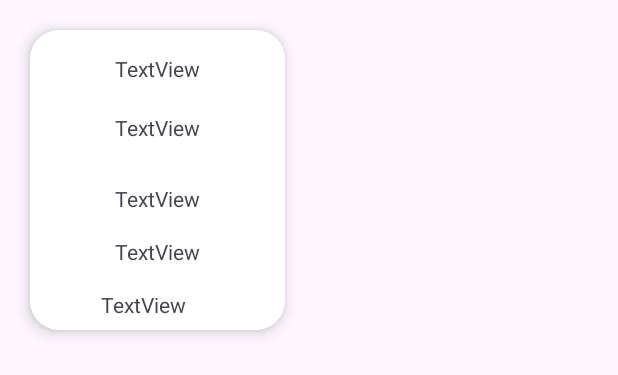
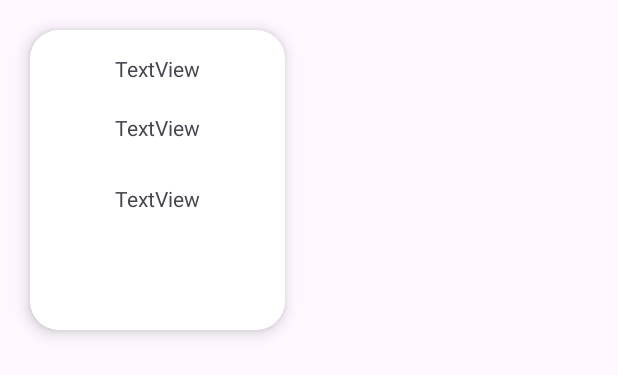
Before and after one commit to David8060/AndroidLesson, an Android app: the layout cat.xml on its own in the app's theme, with its tools: preview values and no code run, on a phone screen of 412 x 824 dp. Shown: the top 375 px of the screen. Run offline under Robolectric (Android 15) with nearby library versions, the phone set to English and light mode, and no system bars.

Commit message:
Changes in project

```diff
--- a/app/src/main/AndroidManifest.xml
+++ b/app/src/main/AndroidManifest.xml
@@ -3,7 +3,7 @@
     xmlns:tools="http://schemas.android.com/tools">
     <uses-permission android:name="android.permission.INTERNET" />
     <application
-        android:name=".di.MyApplication"
+        android:name=".MyApplication"
         android:allowBackup="true"
         android:dataExtractionRules="@xml/data_extraction_rules"
         android:fullBackupContent="@xml/backup_rules"
--- a/app/src/main/java/com/example/mvvmroom/di/MyApplication.kt
+++ b/app/src/main/java/com/example/mvvmroom/MyApplication.kt
@@ -1,6 +1,7 @@
-package com.example.mvvmroom.di
+package com.example.mvvmroom
 
 import android.app.Application
+import com.example.mvvmroom.di.appModule
 import org.koin.android.ext.koin.androidContext
 import org.koin.core.context.startKoin
 
--- a/app/src/main/java/com/example/mvvmroom/di/AppModule.kt
+++ b/app/src/main/java/com/example/mvvmroom/di/AppModule.kt
@@ -14,7 +14,6 @@ import retrofit2.converter.gson.GsonConverterFactory
 
 
 val appModule = module {
-
     single {
         Room.databaseBuilder(
             androidContext(),
--- a/app/src/main/java/com/example/mvvmroom/model/repository/CatRepositoryImpl.kt
+++ b/app/src/main/java/com/example/mvvmroom/model/repository/CatRepositoryImpl.kt
@@ -1,5 +1,6 @@
 package com.example.mvvmroom.model.repository
 
+import android.util.Log
 import com.example.mvvmroom.model.retrofit.MyApi
 import com.example.mvvmroom.model.room.Cat
 import com.example.mvvmroom.model.room.DAO
@@ -28,6 +29,9 @@ class CatRepositoryImpl(private val dao: DAO, private val api: MyApi) : CatRepos
             if (response.isSuccessful) {
                 val data = response.body()
                 if (data != null) {
+                    dao.insertAll(data.data)
+                    Log.d("YourViewModel", "Cats are ${dao.getAllDatas()[0]}")
+                    Log.d("YourViewModel", "Cats inserted and fetched successfully")
                     return data.data
                 }
                 return null
@@ -37,4 +41,5 @@ class CatRepositoryImpl(private val dao: DAO, private val api: MyApi) : CatRepos
             throw Exception("Network call failed: ${e.message}")
         }
     }
+
 }
--- a/app/src/main/java/com/example/mvvmroom/model/room/MyRoomDataBase.kt
+++ b/app/src/main/java/com/example/mvvmroom/model/room/MyRoomDataBase.kt
@@ -5,7 +5,7 @@ import androidx.room.RoomDatabase
 
 @Database(
     entities = [Cat::class],
-    version = 5,
+    version = 7,
     exportSchema = false
 )
 abstract class MyRoomDataBase : RoomDatabase() {
--- a/app/src/main/java/com/example/mvvmroom/view/recyclerView/CatAdapter.kt
+++ b/app/src/main/java/com/example/mvvmroom/view/recyclerView/CatAdapter.kt
@@ -6,7 +6,7 @@ import androidx.recyclerview.widget.RecyclerView
 import com.example.mvvmroom.databinding.CatBinding
 import com.example.mvvmroom.model.room.Cat
 
-class CatAdapter(var cats: List<Cat>) : RecyclerView.Adapter<CatAdapter.CatViewHolder>() {
+class CatAdapter(var cats: List<CatData>) : RecyclerView.Adapter<CatAdapter.CatViewHolder>() {
 
     class CatViewHolder(val binding: CatBinding) : RecyclerView.ViewHolder(binding.root)
 
@@ -22,14 +22,12 @@ class CatAdapter(var cats: List<Cat>) : RecyclerView.Adapter<CatAdapter.CatViewH
             with(cats[position]) {
                 binding.tvBreed.text = breed
                 binding.tvOrigin.text = origin
-                binding.tvCountry.text = country
                 binding.tvPattern.text = pattern
-                binding.tvCoat.text = coat
             }
         }
     }
 
-    fun updateData(newCatList: List<Cat>) {
+    fun updateData(newCatList: List<CatData>) {
         cats = newCatList
     }
 }
--- a/app/src/main/res/layout/cat.xml
+++ b/app/src/main/res/layout/cat.xml
@@ -53,25 +53,5 @@
                 app:layout_constraintVertical_bias="0.267" />
 
 
-            <TextView
-                android:id="@+id/tvCoat"
-                android:layout_width="wrap_content"
-                android:layout_height="wrap_content"
-                android:layout_marginTop="16dp"
-                android:text="TextView"
-                app:layout_constraintEnd_toEndOf="parent"
-                app:layout_constraintStart_toStartOf="parent"
-                app:layout_constraintTop_toBottomOf="@+id/tvPattern" />
-
-            <TextView
-                android:id="@+id/tvCountry"
-                android:layout_width="wrap_content"
-                android:layout_height="wrap_content"
-                android:layout_marginTop="16dp"
-                android:text="TextView"
-                app:layout_constraintEnd_toEndOf="parent"
-                app:layout_constraintHorizontal_bias="0.419"
-                app:layout_constraintStart_toStartOf="parent"
-                app:layout_constraintTop_toBottomOf="@+id/tvCoat" />
         </androidx.constraintlayout.widget.ConstraintLayout>
 </androidx.cardview.widget.CardView>
```
Also changed, not shown: app/src/main/java/com/example/mvvmroom/model/room/Cat.kt (+3 -9 lines), app/src/main/java/com/example/mvvmroom/view/MainActivity.kt (+9 -1 lines), app/src/main/java/com/example/mvvmroom/view/recyclerView/CatData.kt (added, +7 -0 lines), app/src/main/java/com/example/mvvmroom/viewModels/MainActivityViewModel.kt (+3 -17 lines).
